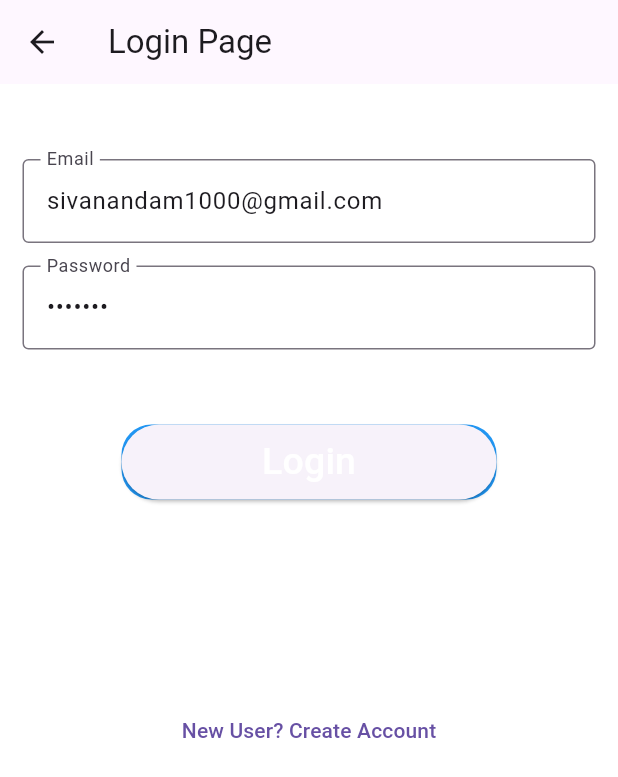
After one commit to sivanandamarun/flutter_bloc_original, a Flutter app: the UnitTestCaseExample screen opened directly, on a phone screen of 412 x 824 dp. The commit adds this screen. Shown: the top 777 px of the screen. Run offline on Flutter 3.47's test engine with Material 3 defaults, Android fonts, the phone set to English and light mode, and no system bars; our stand-ins replace bloc, dio, file_picker, firebase_auth, firebase_core, firebase_messaging and 3 more; accounts and stored records are empty; network calls fail.

```diff
--- a/lib/DartList.dart
+++ b/lib/DartList.dart
@@ -4,8 +4,6 @@ main(){
       1.fixed length list
       2.growable list
     */
-
-
   // Fixed length list declaration
 
   List<int> fixedLengthList = List<int>.filled(10, 0);
--- a/lib/app_route.dart
+++ b/lib/app_route.dart
@@ -5,6 +5,7 @@ import 'package:flutterBlocOriginal/pages/Notifications/NotificationPage.dart';
 import 'package:flutterBlocOriginal/pages/SignUp/SignUp.dart';
 import 'package:flutter_bloc/flutter_bloc.dart';
 import 'package:flutterBlocOriginal/cubit/login_cubit.dart';
+import 'pages/unittest/UnitTestCaseExample.dart';
 import 'pages/LoginPage.dart';
 class AppRouter {
   Route? generateRoute(RouteSettings settings){
@@ -16,6 +17,9 @@ class AppRouter {
               child: Login(),
             )
         );
+
+
+
 
       case "signUp" :
         return MaterialPageRoute(
--- a/lib/main.dart
+++ b/lib/main.dart
@@ -1,5 +1,6 @@
 import 'package:flutter/material.dart';
 import 'package:flutterBlocOriginal/pages/LoginPage.dart';
+import 'package:supabase_flutter/supabase_flutter.dart';
 
 import 'Firebase/FirebaseAPI.dart';
 import 'app_route.dart';
@@ -8,11 +9,14 @@ import 'firebase_options.dart';
 
 final navigatorKey = GlobalKey< NavigatorState>();
 void main() async {
+  const supabaseUrl = 'https://cjzgjwfztsgukvkpuaxs.supabase.co';
+  const supabaseKey = String.fromEnvironment('SUPABASE_KEY');
   WidgetsFlutterBinding.ensureInitialized();
   await Firebase.initializeApp(
     options: DefaultFirebaseOptions.currentPlatform,
   );
   await FirebaseAPI().initNotification();
+  await Supabase.initialize(url: supabaseUrl, anonKey: supabaseKey);
   runApp(MyApp(router: AppRouter()));
 }
 
--- a/lib/pages/AppLifecycleExample.dart
+++ b/lib/pages/AppLifecycleExample.dart
@@ -61,7 +61,7 @@ class _AppLifeCycleExampleState extends State<AppLifeCycleExample>
        */
       case AppLifecycleState.detached:
       /**
-       *The application is still hosted by a Flutter engine but is detached from any host views.
+       * The application is still hosted by a Flutter engine but is detached from any host views.
        * The application defaults to this state before it initializes,
        * and can be in this state (on Android and iOS only) after all views have been detached.
        * When the application is in this state, the engine is running without a view.
--- a/lib/pages/LoginPage.dart
+++ b/lib/pages/LoginPage.dart
@@ -78,9 +78,7 @@ class Login extends StatelessWidget {
                   BlocProvider.of<LoginCubit>(context)
                       .checkUserNamePassword(userName.text.toString(),
                       password.text.toString());
-                } on Exception catch (e) {
-                  // TODO
-                }
+                } on Exception catch (e) {}
               },
               child:  const Text(
                 'Login',
--- /dev/null
+++ b/lib/pages/unittest/Myvalidator.dart
@@ -0,0 +1,37 @@
+class MyValidator {
+  static String emailValidator(final String input){
+    String message ='';
+    if(input.isEmpty){
+      message = 'Please Enter Email';
+    }
+    final RegExp emailRegexp =
+    RegExp(r"^[a-zA-Z0-9.a-zA-Z0-9.!#$%&'*+-/=?^_`{|}~]+@[a-zA-Z0-9]+\.[a-zA-Z]+");
+
+    if(input.trim().isNotEmpty && !emailRegexp.hasMatch(input)){
+      message = 'Not valid Email';
+    }
+
+    if(emailRegexp.hasMatch(input)){
+      message = 'valid Email';
+    }
+    return message;
+  }
+
+
+  static String passwordValidator(final String input){
+    String message ='';
+    if(input.isEmpty){
+      message = 'Please Enter Password';
+    }
+
+
+    if(input.isNotEmpty && input.length <= 7){
+      message = 'Password must be more than 7 characters';
+    }
+
+    if(input.isNotEmpty && input.length >= 7){
+      message = 'Valid password';
+    }
+    return message;
+  }
+}
--- /dev/null
+++ b/lib/pages/unittest/UnitTestCaseExample.dart
@@ -0,0 +1,91 @@
+import 'package:flutter/material.dart';
+
+class UnitTestCaseExample extends StatefulWidget {
+  const UnitTestCaseExample({super.key});
+
+  @override
+  State<UnitTestCaseExample> createState() => _UnitTestCaseExampleState();
+}
+
+class _UnitTestCaseExampleState extends State<UnitTestCaseExample> {
+  TextEditingController userName =
+      TextEditingController(text: 'sivanandam1000@gmail.com');
+  TextEditingController password = TextEditingController(text: 'welcome');
+
+  @override
+  Widget build(BuildContext context) {
+    return Scaffold(
+      backgroundColor: Colors.white,
+      appBar: AppBar(
+        title: const Text("Login Page"),
+      ),
+      body: loadInitialWidget(context),
+    );
+  }
+
+  Widget loadInitialWidget(BuildContext context) {
+    return SingleChildScrollView(
+      child: Column(
+        children: <Widget>[
+          const SizedBox(
+            height: 50,
+          ),
+          Padding(
+            padding: const EdgeInsets.symmetric(horizontal: 15),
+            child: TextField(
+              controller: userName,
+              decoration: const InputDecoration(
+                  border: OutlineInputBorder(),
+                  labelText: 'Email',
+                  hintText: 'Enter valid email id as abc@gmail.com'),
+            ),
+          ),
+          Padding(
+            padding: const EdgeInsets.only(
+                left: 15.0, right: 15.0, top: 15, bottom: 0),
+            child: TextField(
+              obscureText: true,
+              controller: password,
+              decoration: const InputDecoration(
+                  border: OutlineInputBorder(),
+                  labelText: 'Password',
+                  hintText: 'Enter secure password'),
+            ),
+          ),
+          const SizedBox(
+            height: 50,
+          ),
+          Container(
+            height: 50,
+            width: 250,
+            decoration: BoxDecoration(
+                color: Colors.blue, borderRadius: BorderRadius.circular(20)),
+            child: ElevatedButton(
+              onPressed: () {
+                try {} on Exception catch (e) {
+                  // TODO
+                }
+              },
+              child: const Text(
+                'Login',
+                style: TextStyle(color: Colors.white, fontSize: 25),
+              ),
+            ),
+          ),
+          const SizedBox(
+            height: 130,
+          ),
+          TextButton(
+              onPressed: () {
+                callSignUp(context);
+              },
+              child: const Text('New User? Create Account'))
+        ],
+      ),
+    );
+  }
+
+  void callSignUp(BuildContext context) {
+    Navigator.pushNamed(context, 'signUp');
+  }
+}
--- a/lib/repository/app_repository.dart
+++ b/lib/repository/app_repository.dart
@@ -8,8 +8,4 @@ class AppRepository {
       return Future.value(false);
     }
   }
-
-
-
-
 }
--- a/pubspec.yaml
+++ b/pubspec.yaml
@@ -38,6 +38,9 @@ dependencies:
   firebase_auth: any
   firebase_messaging: ^14.7.1
   flutter_local_notifications: ^16.1.0
+  supabase_flutter: ^2.1.0
+  file_picker:
+
   # The following adds the Cupertino Icons font to your application.
   # Use with the CupertinoIcons class for iOS style icons.
   cupertino_icons: ^1.0.2
```
Also changed, not shown: lib/Firebase/FirebaseAPI.dart (+4 -4 lines), lib/LogicPrograms/logicprogeam.dart (renamed from lib/logicprogeam.dart, +4 -4 lines), lib/LogicPrograms/star_pattern_logic_program.dart (added, +216 -0 lines), lib/pages/DashBoard.dart (+23 -0 lines), lib/pages/supaBase/SupaBasePdfFileUpload.dart (added, +79 -0 lines), 2 other files.
